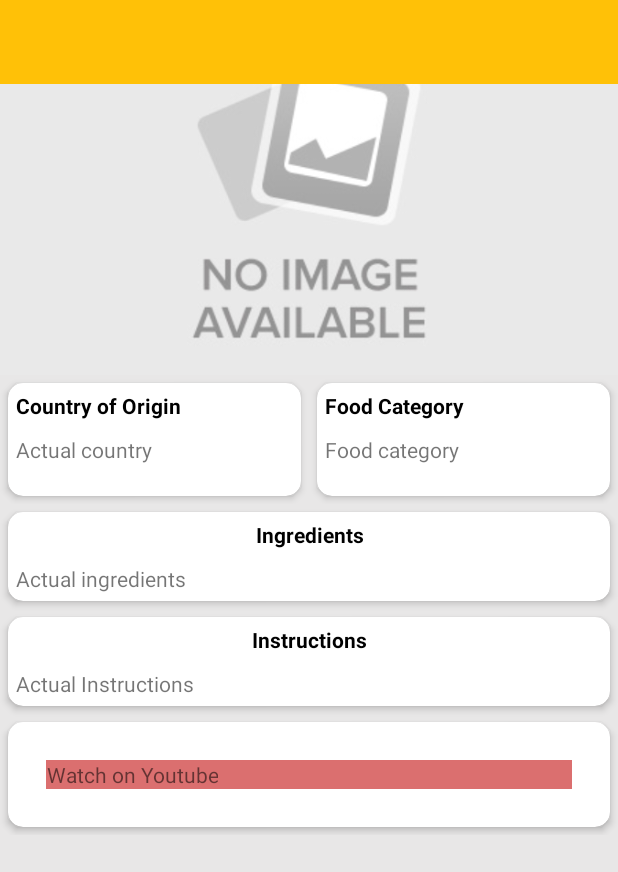
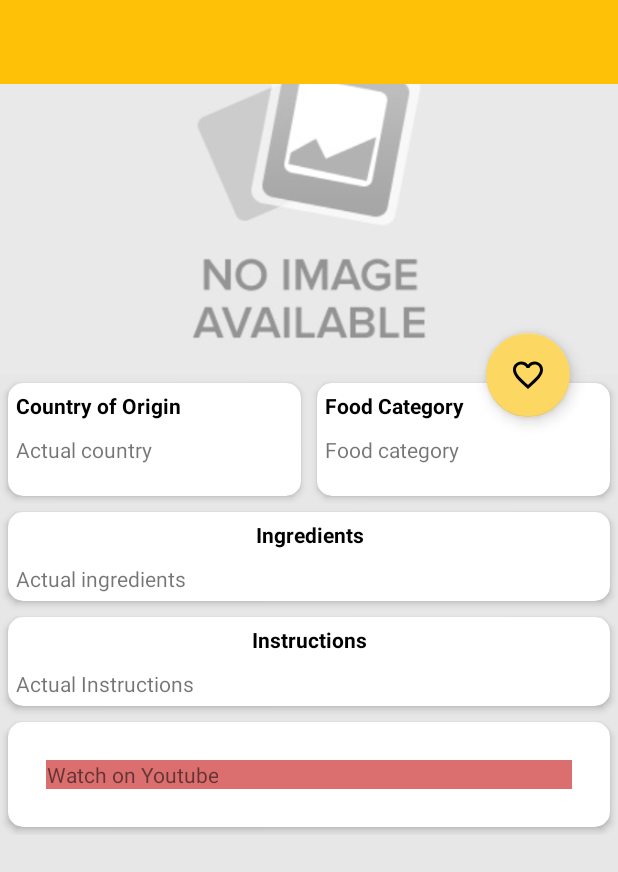
Before and after one commit to AdamCh98/WorldChef, an Android app: the MealDetailActivity screen opened directly, with no data from a screen before it, on a phone screen of 412 x 824 dp. Shown: the top 872 px of the screen. Run offline under Robolectric (Android 15) with nearby library versions, the phone set to English and light mode, and no system bars; our stand-ins replace Room's generated code, Volley; network calls fail; pictures from the network do not load.

Commit message:
Added favourites function
Signed-off-by: AdamCh98 <adamcheng54321@hotmail.com>

```diff
--- a/src/main/AndroidManifest.xml
+++ b/src/main/AndroidManifest.xml
@@ -11,7 +11,8 @@
         android:roundIcon="@mipmap/ic_launcher_round"
         android:supportsRtl="true"
         android:theme="@style/AppTheme">
-        <activity android:name=".Activities.MealDetailActivity"></activity>
+        <activity android:name=".Fragments.FavouritesFragment"></activity>
+        <activity android:name=".Activities.MealDetailActivity" />
         <activity android:name=".Fragments.MealFragment" />
         <activity android:name=".Activities.RegisterActivity" />
         <activity android:name=".Fragments.LearnFragment" />
--- a/src/main/java/com/example/worldchef/Activities/MealDetailActivity.java
+++ b/src/main/java/com/example/worldchef/Activities/MealDetailActivity.java
@@ -11,9 +11,11 @@ import com.android.volley.toolbox.StringRequest;
 import com.android.volley.toolbox.Volley;
 import com.bumptech.glide.Glide;
 import com.example.worldchef.AppDatabase;
+import com.example.worldchef.Models.Favourite;
 import com.example.worldchef.Models.MealDetail;
 import com.example.worldchef.R;
 import com.google.android.material.appbar.CollapsingToolbarLayout;
+import com.google.android.material.floatingactionbutton.FloatingActionButton;
 import com.google.gson.Gson;
 
 import android.content.Context;
@@ -23,8 +25,11 @@ import android.os.Bundle;
 import android.view.View;
 import android.widget.ImageView;
 import android.widget.TextView;
+import android.widget.Toast;
 
 import java.util.List;
+
+import static com.example.worldchef.Activities.MainScreenActivity.username;
 
 public class MealDetailActivity extends AppCompatActivity {
 
@@ -35,6 +40,9 @@ public class MealDetailActivity extends AppCompatActivity {
     TextView mealIngredients;
     TextView mealInstructions;
     CardView youtubeCv;
+    FloatingActionButton favouriteActionButton;
+    public static String mealName;
+    public long favouriteCount;
 
     @Override
     protected void onCreate(Bundle savedInstanceState) {
@@ -48,14 +56,25 @@ public class MealDetailActivity extends AppCompatActivity {
         mealIngredients = findViewById(R.id.mealdetail_ingredients);
         mealInstructions = findViewById(R.id.mealdetail_instructions);
         youtubeCv = findViewById(R.id.mealdetail_youtube_cv);
+        favouriteActionButton = findViewById(R.id.mealdetail_fav_button);
 
 
         //Grab the meal name that was clicked on.
         Intent explicitIntent = getIntent();
-        final String mealName = explicitIntent.getStringExtra("strMeal");
+        mealName = explicitIntent.getStringExtra("strMeal");
 
         //Change title of Toolbar
         collapsingToolbarLayout.setTitle(mealName);
+
+        //Count - if count = 0, then it hasn't been favourited yet
+        favouriteCount = AppDatabase.getInstance(MealDetailActivity.this).favouriteDao()
+                .getCountOfFavourite(username, mealName);
+
+        //set the favourite button image to be dark-hearted if it has already been favourited
+
+        if(favouriteCount != 0) {
+            favouriteActionButton.setImageResource(R.drawable.ic_favorite_black_24dp);
+        }
 
         //Use API to call upon the meal by name
         String mealUrl = "https://www.themealdb.com/api/json/v1/1/search.php?s=" + mealName;
@@ -82,7 +101,7 @@ public class MealDetailActivity extends AppCompatActivity {
                 AppDatabase.getInstance(context).mealDetailDao().insertMeal(thisMealApi);
 
                 //Extract the specific meal from my database based on name of the meal
-                MealDetail.Meal currentMeal = AppDatabase.getInstance(context).mealDetailDao().getMealByName(mealName);
+                final MealDetail.Meal currentMeal = AppDatabase.getInstance(context).mealDetailDao().getMealByName(mealName);
 
                 //Display all the relevant content
                 mealCountry.setText(currentMeal.getStrArea());
@@ -131,6 +150,49 @@ public class MealDetailActivity extends AppCompatActivity {
 
                 );
 
+                //Button to add to favourites
+                favouriteActionButton.setOnClickListener(new View.OnClickListener() {
+                    @Override
+                    public void onClick (View v) {
+
+
+                        //Check if not favourited already. If the count = 0, then it has not been favourited yet
+                        if (favouriteCount == 0){
+                            //Add to favourites database
+                            AppDatabase.getInstance(MealDetailActivity.this).favouriteDao()
+                                    .insertFavourite(new Favourite(0,username,currentMeal.getStrMeal(),currentMeal.getStrMealThumb()));
+
+                            //Display toast
+                            favourited(v);
+
+                            //change button
+                            favouriteActionButton.setImageResource(R.drawable.ic_favorite_black_24dp);
+
+
+                        } else {
+                            //Unfavourite
+                            //Get favourite
+                            Favourite favourite = AppDatabase.getInstance(MealDetailActivity.this)
+                                    .favouriteDao().getFavouriteByUsernameAndMeal(username,mealName);
+
+                            //Delete favourite
+                            AppDatabase.getInstance(MealDetailActivity.this).favouriteDao().deleteFavourite(favourite);
+
+                            //Display toast
+                            unFavourited(v);
+
+                            //Change button colour
+                            favouriteActionButton.setImageResource(R.drawable.ic_favorite_border_black_24dp);
+
+
+
+                        }
+
+
+
+                    }
+                });
+
 
                 requestQueue.stop();
 
@@ -149,6 +211,7 @@ public class MealDetailActivity extends AppCompatActivity {
 
 
 
+
     }
 
     public void ingredientsCheck(String ingredient) {
@@ -161,4 +224,12 @@ public class MealDetailActivity extends AppCompatActivity {
 
 
     }
+
+    public void favourited(View v) {
+        Toast.makeText(MealDetailActivity.this, "You have successfully favourited " + mealName, Toast.LENGTH_SHORT).show();
+    }
+
+    public void unFavourited(View v) {
+        Toast.makeText(MealDetailActivity.this, "You have successfully unfavourited " + mealName, Toast.LENGTH_SHORT).show();
+    }
 }
--- /dev/null
+++ b/src/main/java/com/example/worldchef/DAOs/FavouriteDao.java
@@ -0,0 +1,35 @@
+package com.example.worldchef.DAOs;
+
+import androidx.room.Dao;
+import androidx.room.Delete;
+import androidx.room.Insert;
+import androidx.room.OnConflictStrategy;
+import androidx.room.Query;
+
+import com.example.worldchef.Models.Favourite;
+
+import java.util.List;
+
+@Dao
+public interface FavouriteDao {
+
+    //Add to favourites
+    @Insert(onConflict = OnConflictStrategy.REPLACE)
+    public void insertFavourite(Favourite favourite);
+
+    //Grab list of favourites based on username
+    @Query("SELECT * FROM FAVOURITE WHERE USERNAME = :username")
+    List<Favourite> getFavouriteListByUsername(String username);
+
+    @Query("SELECT * FROM FAVOURITE WHERE USERNAME = :username AND MEALNAME = :mealName")
+    Favourite getFavouriteByUsernameAndMeal(String username, String mealName);
+
+    @Query("SELECT COUNT(*) FROM FAVOURITE WHERE USERNAME =:username AND MEALNAME = :mealName")
+    long getCountOfFavourite(String username, String mealName);
+
+    @Delete
+    void deleteFavourite(Favourite favourite);
+
+
+
+}
--- a/src/main/java/com/example/worldchef/Fragments/NavigationFragment.java
+++ b/src/main/java/com/example/worldchef/Fragments/NavigationFragment.java
@@ -60,7 +60,7 @@ public class NavigationFragment extends Fragment {
                         selectedFragment = new SocialFragment();
                         break;
                     case R.id.bottom_navigation_recipe:
-                        selectedFragment = new LearnFragment();
+                        selectedFragment = new FavouritesFragment();
                         break;
                 }
                 System.out.println("Successfully switched!");
--- /dev/null
+++ b/src/main/res/drawable/ic_favorite_black_24dp.xml
@@ -0,0 +1,9 @@
+<vector xmlns:android="http://schemas.android.com/apk/res/android"
+        android:width="24dp"
+        android:height="24dp"
+        android:viewportWidth="24.0"
+        android:viewportHeight="24.0">
+    <path
+        android:fillColor="#FF000000"
+        android:pathData="M12,21.35l-1.45,-1.32C5.4,15.36 2,12.28 2,8.5 2,5.42 4.42,3 7.5,3c1.74,0 3.41,0.81 4.5,2.09C13.09,3.81 14.76,3 16.5,3 19.58,3 22,5.42 22,8.5c0,3.78 -3.4,6.86 -8.55,11.54L12,21.35z"/>
+</vector>
--- /dev/null
+++ b/src/main/res/drawable/ic_favorite_border_black_24dp.xml
@@ -0,0 +1,9 @@
+<vector xmlns:android="http://schemas.android.com/apk/res/android"
+        android:width="24dp"
+        android:height="24dp"
+        android:viewportWidth="24.0"
+        android:viewportHeight="24.0">
+    <path
+        android:fillColor="#FF000000"
+        android:pathData="M16.5,3c-1.74,0 -3.41,0.81 -4.5,2.09C10.91,3.81 9.24,3 7.5,3 4.42,3 2,5.42 2,8.5c0,3.78 3.4,6.86 8.55,11.54L12,21.35l1.45,-1.32C18.6,15.36 22,12.28 22,8.5 22,5.42 19.58,3 16.5,3zM12.1,18.55l-0.1,0.1 -0.1,-0.1C7.14,14.24 4,11.39 4,8.5 4,6.5 5.5,5 7.5,5c1.54,0 3.04,0.99 3.57,2.36h1.87C13.46,5.99 14.96,5 16.5,5c2,0 3.5,1.5 3.5,3.5 0,2.89 -3.14,5.74 -7.9,10.05z"/>
+</vector>
--- a/src/main/res/layout/activity_meal_detail.xml
+++ b/src/main/res/layout/activity_meal_detail.xml
@@ -34,9 +34,26 @@
                 android:layout_width="match_parent"
                 android:layout_height="?attr/actionBarSize"
                 android:background="#FFC107"
-                app:popupTheme="?attr/colorPrimaryDark"></androidx.appcompat.widget.Toolbar>
+                app:popupTheme="?attr/colorPrimaryDark">
+
+            </androidx.appcompat.widget.Toolbar>
+
+
+
         </com.google.android.material.appbar.CollapsingToolbarLayout>
     </com.google.android.material.appbar.AppBarLayout>
+
+    <com.google.android.material.floatingactionbutton.FloatingActionButton
+        android:id="@+id/mealdetail_fav_button"
+        android:layout_width="wrap_content"
+        android:layout_height="wrap_content"
+        android:layout_marginEnd="32dp"
+        app:backgroundTint="@color/colorDEFAULTScheme"
+        app:layout_anchor="@id/appbar"
+        app:layout_anchorGravity="bottom|right|end"
+        app:srcCompat="@drawable/ic_favorite_border_black_24dp" />
+
+
 
     <androidx.core.widget.NestedScrollView
         android:layout_width="match_parent"
--- a/src/main/res/menu/bottom_navigation.xml
+++ b/src/main/res/menu/bottom_navigation.xml
@@ -8,10 +8,10 @@
     <item
         android:id = "@+id/bottom_navigation_social"
         android:icon="@drawable/ic_person_outline_black_24dp"
-        android:title="social"/>
+        android:title="Social"/>
     <item
         android:id = "@+id/bottom_navigation_recipe"
         android:icon="@drawable/ic_recipe"
-        android:title="Recipe"/>
+        android:title="Favourites"/>
 
 </menu>
--- a/src/main/res/values/strings.xml
+++ b/src/main/res/values/strings.xml
@@ -2,4 +2,5 @@
     <string name="app_name">WorldChef</string>
     <string name="username">username</string>
     <string name="password">password</string>
+    <string name="fav_title">My favourite recipes</string>
 </resources>
```
Also changed, not shown: src/main/java/com/example/worldchef/Adapters/FavouriteAdapter.java (added, +97 -0 lines), src/main/java/com/example/worldchef/AppDatabase.java (+5 -2 lines), src/main/java/com/example/worldchef/Fragments/FavouritesFragment.java (added, +72 -0 lines), src/main/java/com/example/worldchef/Models/Favourite.java (added, +54 -0 lines), src/main/res/layout/favourite.xml (added, +38 -0 lines), src/main/res/layout/fragment_favourites.xml (added, +37 -0 lines).
